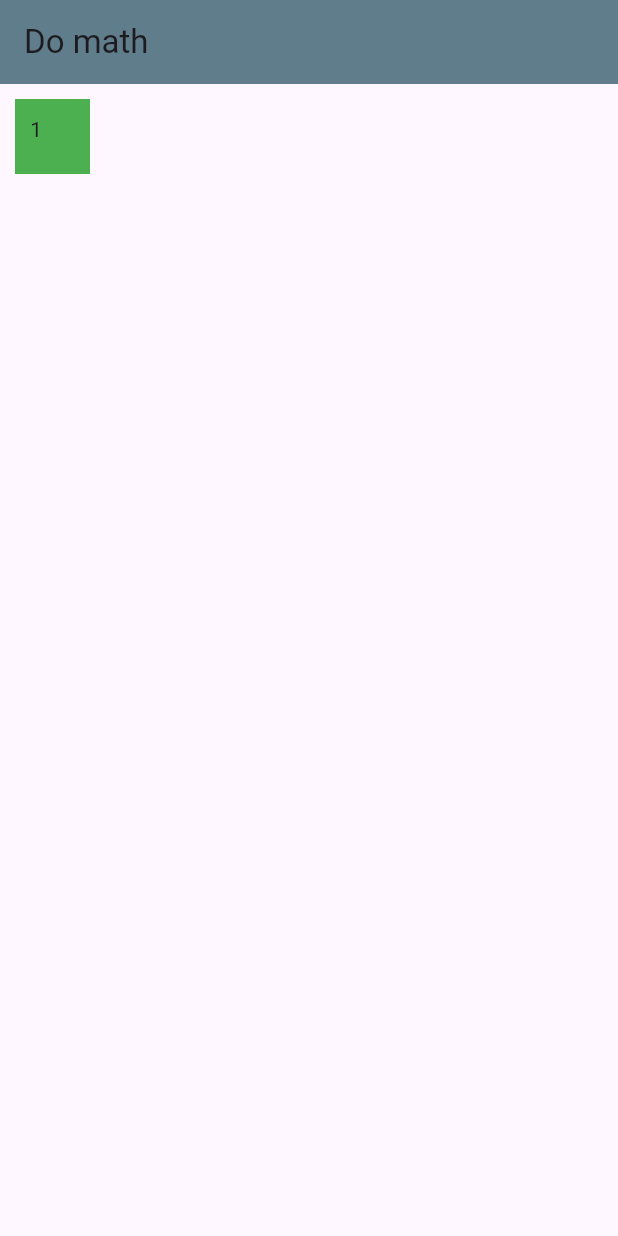
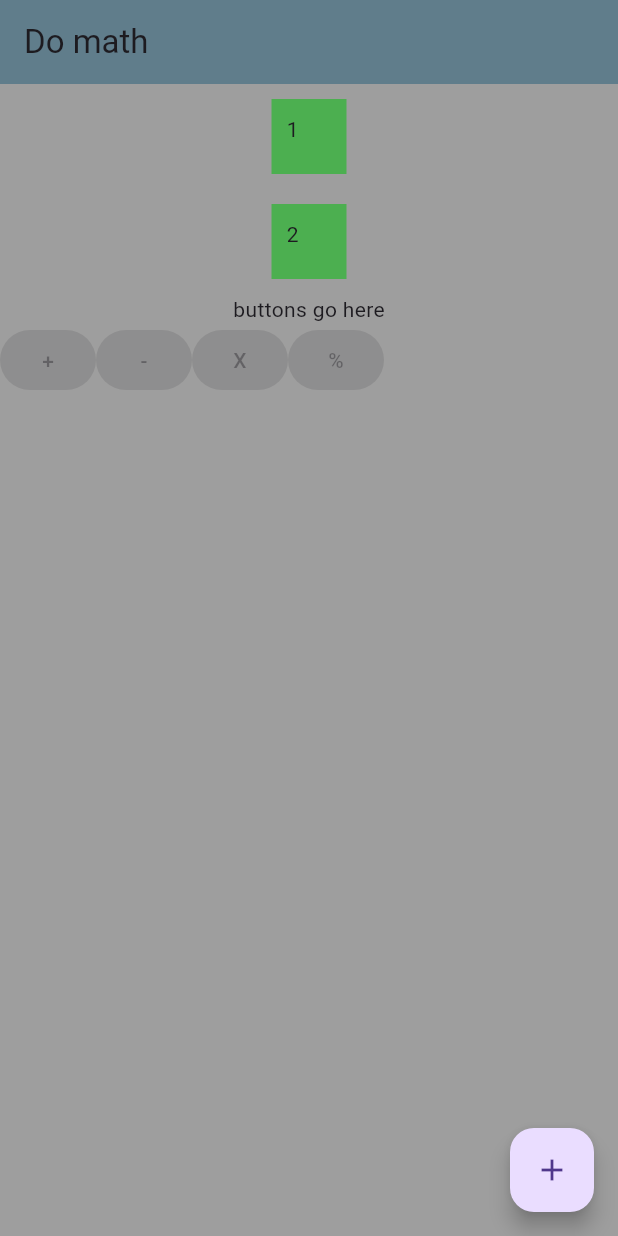
Before and after one commit to DylanBozarth/currency-converter, a Flutter app: the screen it shows after launch, on a phone screen of 412 x 824 dp. Run offline on Flutter 3.47's test engine with Material 3 defaults, Android fonts, the phone set to English and light mode, and no system bars.

Commit message:
lay-it-out

```diff
--- a/lib/main.dart
+++ b/lib/main.dart
@@ -16,17 +16,63 @@ class _MathMakerState extends State<MathMaker> {
   @override
   Widget build(BuildContext context) {
     return MaterialApp(
-        home: Scaffold(
-            appBar: AppBar(
-                backgroundColor: Colors.blueGrey, title: const Text('Do math')),
-            body: Container(
+      home: Scaffold(
+        backgroundColor: Colors.grey,
+        appBar: AppBar(
+            backgroundColor: Colors.blueGrey, title: const Text('Do math')),
+        body: Column(
+          children: [
+            Container(
+              color: Colors.green,
               margin: const EdgeInsets.all(10),
               padding: const EdgeInsets.all(10),
-              color: Colors.green,
               height: 50,
               width: 50,
-              child: const Text('1'),
-            )));
+              child: const Text('1'), //Selector number 1
+            ),
+            Container(
+              color: Colors.green,
+              margin: const EdgeInsets.all(10),
+              padding: const EdgeInsets.all(10),
+              height: 50,
+              width: 50,
+              child: const Text('2'), // selector number 2
+            ),
+            const Column(
+              children: [
+                Text('buttons go here'),
+              ],
+            ),
+            const Row(
+              children: [
+                Center(
+                    child: ElevatedButton(
+                  onPressed: null,
+                  child: Text('+'),
+                )),
+                Center(
+                    child: ElevatedButton(
+                  onPressed: null,
+                  child: Text('-'),
+                )),
+                Center(
+                    child: ElevatedButton(
+                  onPressed: null,
+                  child: Text('X'),
+                )),
+                Center(
+                    child: ElevatedButton(
+                  onPressed: null,
+                  child: Text('%'),
+                )),
+              ],
+            ),
+          ],
+        ),
+        floatingActionButton: FloatingActionButton(
+            child: const Icon(Icons.add), onPressed: () {}),
+      ),
+    );
   }
 }
 // https://www.youtube.com/watch?v=1xipg02Wu8s 5:09
```
